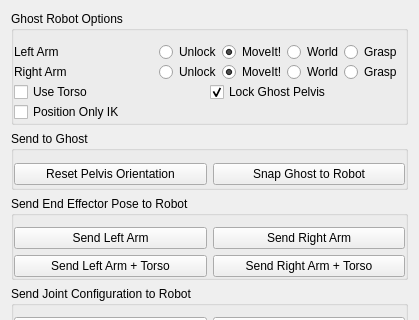
Before: the Qt Designer form vigir_ocs_ghost_control_widget/src/ui/ghost_control_widget.ui in team-vigir/vigir_ocs_common, drawn with Qt 5; both pictures show x 0 to 419 and y 0 to 320 of the 419 by 561 pixel window.
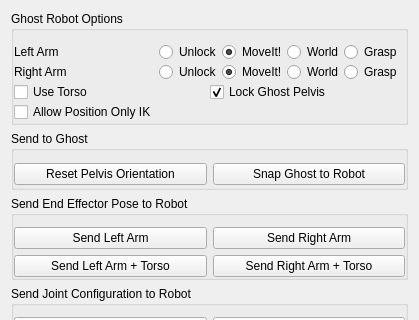
After: the same form once the commit is applied.

Commit message: [vigir_ocs_ghost_widget] * Fix wrong slot name, make position only ik work

The edit to the form file:
```diff
--- a/vigir_ocs_ghost_control_widget/src/ui/ghost_control_widget.ui
+++ b/vigir_ocs_ghost_control_widget/src/ui/ghost_control_widget.ui
@@ -243,7 +243,7 @@
          <item>
           <widget class="QCheckBox" name="position_only_ik_">
            <property name="text">
-            <string>Position Only IK</string>
+            <string>Allow Position Only IK</string>
            </property>
           </widget>
          </item>
```
The commit also changes 2 other files.
